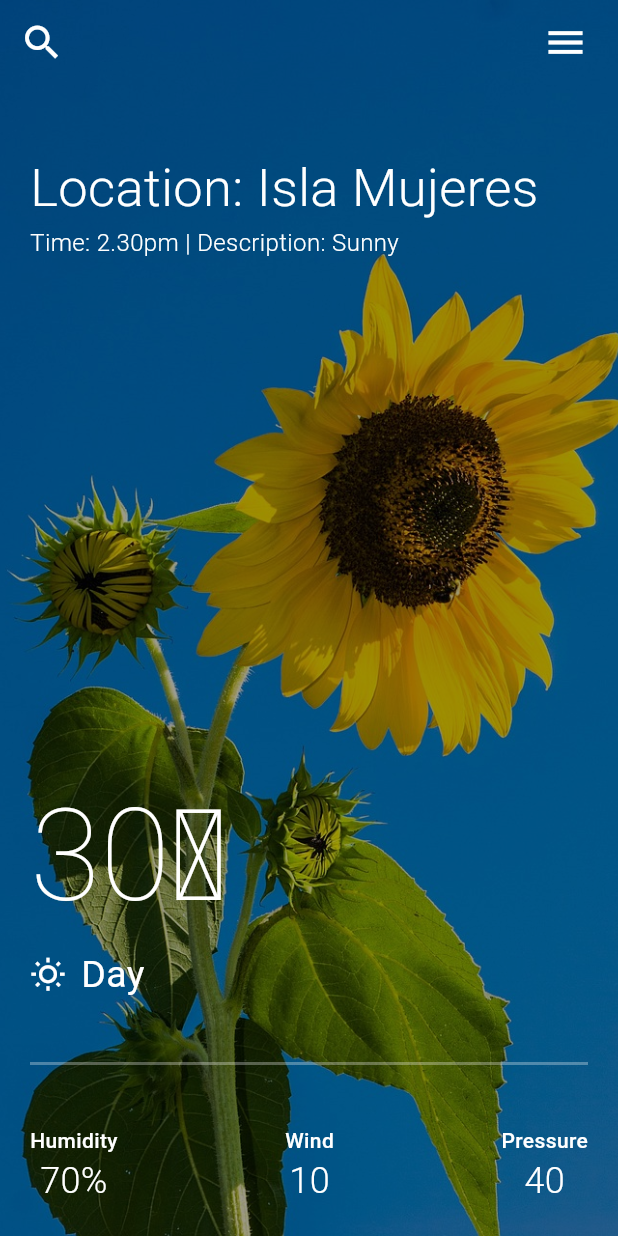
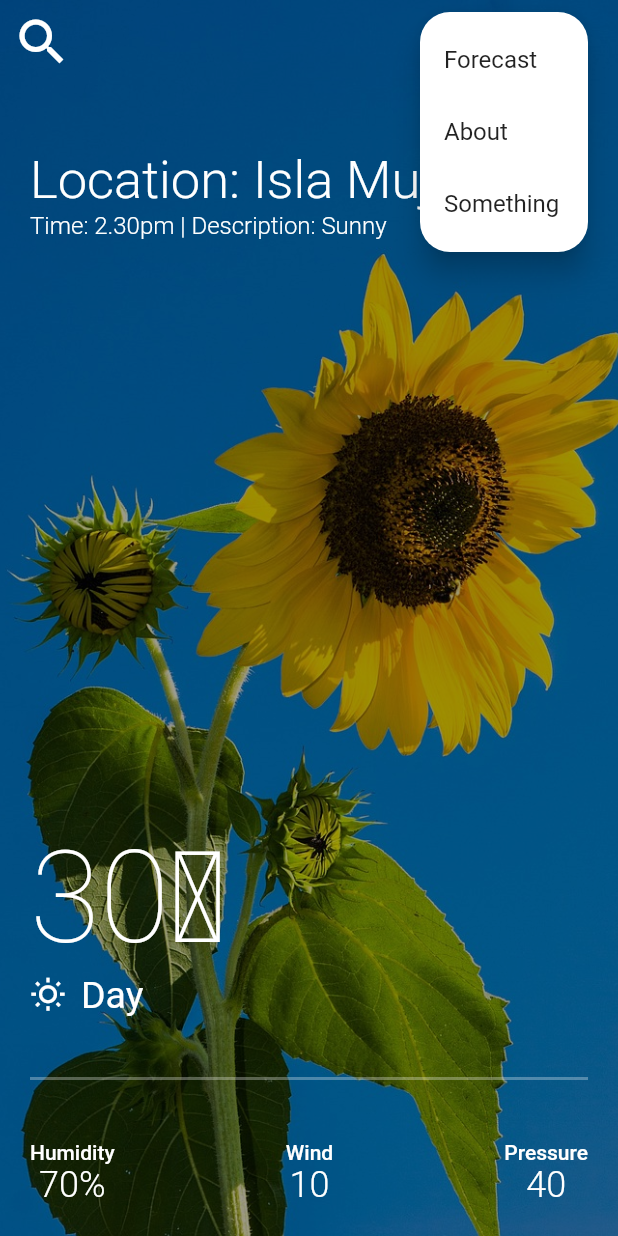
Before and after one commit to violacaroline/weather-app-flutter, a Flutter app: the screen it shows after launch, after a tap on the "menu" icon, on a phone screen of 412 x 824 dp. Run offline on Flutter 3.47's test engine with Material 2 defaults, Android fonts, the phone set to English and light mode, and no system bars; our stand-ins replace go_router.

Commit message:
Add PopUpMenu

```diff
--- a/lib/main.dart
+++ b/lib/main.dart
@@ -1,16 +1,31 @@
 import 'package:flutter/material.dart';
+import 'package:go_router/go_router.dart';
+import 'package:weather_app/pages/about_page.dart';
 import 'pages/weather_page.dart';
 
 
 void main() {
-  runApp(const WeatherApp());
+  final goRouter = GoRouter(routes: [
+    GoRoute(path: '/',
+        pageBuilder: (context, state) {
+          return const MaterialPage(child: WeatherPage(title: 'A Flutter Weather App'));
+    }),
+    GoRoute(path: '/about',
+      pageBuilder: (context, state) {
+      return const MaterialPage(child: AboutPage());
+    })
+  ]);
+
+  runApp(WeatherApp(goRouter: goRouter));
 }
 
 class WeatherApp extends StatelessWidget {
-  const WeatherApp({super.key});
+  final GoRouter goRouter;
+
+  const WeatherApp({super.key, required this.goRouter});
 
   // This widget is the root of your application.
-  @override
+/*  @override
   Widget build(BuildContext context) {
     return MaterialApp(
       title: 'Flutter Weather App',
@@ -19,5 +34,12 @@ class WeatherApp extends StatelessWidget {
       ),
       home: const WeatherPage(title: 'Weather App'),
     );
+  }*/
+
+  @override
+  Widget build(BuildContext context) {
+    return MaterialApp.router(
+      routerConfig: goRouter,
+    );
   }
 }
--- a/lib/widgets/app_bar.dart
+++ b/lib/widgets/app_bar.dart
@@ -20,21 +20,38 @@ class _WeatherAppBarState extends State<WeatherAppBar> {
       onPressed: () {},
         icon: const Icon(
         Icons.search,
-        size: 30,
+        size: 40,
         color: Colors.white,
         )
       ),
       actions: [
         Container(
         margin: const EdgeInsets.fromLTRB(0, 0, 20, 0),
-          child: GestureDetector(
-          onTap: () => print('Menu clicked'),
+          child: PopupMenuButton<String>(
+            shape: RoundedRectangleBorder(borderRadius: BorderRadius.circular(20)),
+            onSelected: (value) {
+            // Handle the menu item selection
+            print('Selected: $value');
+            },
+            itemBuilder: (BuildContext context) => [
+              const PopupMenuItem<String>(
+              value: 'item1',
+                child: Text('Forecast'),
+              ),
+              const PopupMenuItem<String>(
+              value: 'item2',
+                child: Text('About'),
+              ),
+              const PopupMenuItem<String>(
+              value: 'item3',
+                child: Text('Something'),
+              ),
+          ],
             child: const Icon(
-            Icons.menu,
-            size: 30,
-            color: Colors.white,
-            ),
-          ),
+              Icons.menu,
+              color: Colors.white,
+              size: 40,
+            )),
         )
       ],
     );
--- a/pubspec.yaml
+++ b/pubspec.yaml
@@ -16,6 +16,7 @@ dependencies:
   # The following adds the Cupertino Icons font to your application.
   # Use with the CupertinoIcons class for iOS style icons.
   cupertino_icons: ^1.0.2
+  go_router: ^9.0.3
 
 dev_dependencies:
   flutter_test:
```
Also changed, not shown: lib/pages/about_page.dart (added, +14 -0 lines), lib/pages/loading.dart (added, +19 -0 lines), pubspec.lock.
